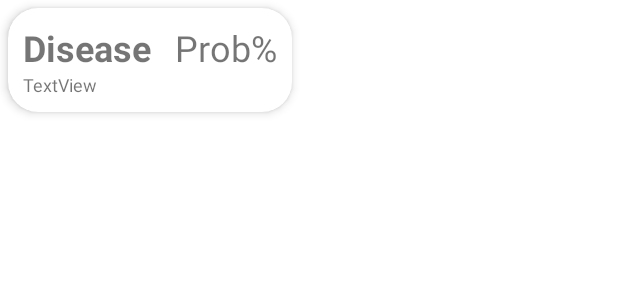
After one commit to C23-PS419/PetaniKita-MobileApp, an Android app: the layout card_item_detection_result.xml on its own in the app's theme, with its tools: preview values and no code run, on a phone screen of 412 x 824 dp. The commit adds this screen. Shown: the top 300 px of the screen. Run offline under Robolectric (Android 15) with nearby library versions, the phone set to English and light mode, and no system bars.

Commit message:
Updating the result view

```diff
--- /dev/null
+++ b/app/src/main/res/layout/card_item_detection_result.xml
@@ -0,0 +1,52 @@
+<?xml version="1.0" encoding="utf-8"?>
+<androidx.cardview.widget.CardView xmlns:android="http://schemas.android.com/apk/res/android"
+    xmlns:app="http://schemas.android.com/apk/res-auto"
+    android:id="@+id/card_view_jenis_tanaman"
+    android:layout_width="wrap_content"
+    android:layout_height="wrap_content"
+    android:layout_marginHorizontal="5dp"
+    android:layout_marginVertical="5dp"
+    android:foreground="?attr/selectableItemBackground"
+    app:cardCornerRadius="20dp"
+    app:cardElevation="4dp"
+    app:contentPadding="10dp">
+
+    <androidx.constraintlayout.widget.ConstraintLayout
+        android:layout_width="match_parent"
+        android:layout_height="match_parent"
+        android:layout_gravity="center"
+        android:background="#FFFFFF">
+
+        <TextView
+            android:id="@+id/tv_label"
+            android:layout_width="wrap_content"
+            android:layout_height="wrap_content"
+            android:text="@string/disease"
+            android:textSize="24sp"
+            android:textStyle="bold"
+            app:layout_constraintStart_toStartOf="parent"
+            app:layout_constraintTop_toTopOf="parent" />
+
+        <TextView
+            android:id="@+id/tv_probability"
+            android:layout_width="wrap_content"
+            android:layout_height="wrap_content"
+            android:layout_marginStart="16dp"
+            android:text="@string/textview_prob"
+            android:textSize="24sp"
+            app:layout_constraintEnd_toEndOf="parent"
+            app:layout_constraintStart_toEndOf="@+id/tv_label"
+            app:layout_constraintTop_toTopOf="parent" />
+
+        <TextView
+            android:id="@+id/tv_disease_description"
+            android:layout_width="wrap_content"
+            android:layout_height="wrap_content"
+            android:text="TextView"
+            android:textSize="12sp"
+            app:layout_constraintBottom_toBottomOf="parent"
+            app:layout_constraintStart_toStartOf="@+id/tv_label"
+            app:layout_constraintTop_toBottomOf="@+id/tv_label" />
+    </androidx.constraintlayout.widget.ConstraintLayout>
+
+</androidx.cardview.widget.CardView>
--- a/app/src/main/res/layout/fragment_detection_result.xml
+++ b/app/src/main/res/layout/fragment_detection_result.xml
@@ -8,23 +8,24 @@
 
     <ImageView
         android:id="@+id/detection_image"
-        android:layout_width="wrap_content"
-        android:layout_height="wrap_content"
-        android:layout_marginBottom="20dp"
+        android:layout_width="0dp"
+        android:layout_height="0dp"
+        android:layout_marginVertical="10dp"
+        android:layout_marginHorizontal="10dp"
         app:layout_constraintTop_toTopOf="parent"
         app:layout_constraintStart_toStartOf="parent"
         app:layout_constraintEnd_toEndOf="parent"
-        app:layout_constraintBottom_toTopOf="@+id/tv_detection_result"/>
+        app:layout_constraintBottom_toTopOf="@+id/rv_detection_result"/>
 
-    <TextView
-        android:id="@+id/tv_detection_result"
-        android:layout_width="wrap_content"
+
+    <androidx.recyclerview.widget.RecyclerView
+        android:id="@+id/rv_detection_result"
+        android:layout_width="match_parent"
         android:layout_height="wrap_content"
-        android:textSize="20sp"
+        android:orientation="horizontal"
         android:layout_marginBottom="20dp"
-        android:text="@string/deteksi_tanaman"
+        app:layout_constraintBottom_toBottomOf="parent"
         app:layout_constraintStart_toStartOf="parent"
-        app:layout_constraintEnd_toEndOf="parent"
-        app:layout_constraintBottom_toBottomOf="parent"/>
+        app:layout_constraintEnd_toEndOf="parent"/>
 
 </androidx.constraintlayout.widget.ConstraintLayout>
--- a/app/src/main/res/values/strings.xml
+++ b/app/src/main/res/values/strings.xml
@@ -28,5 +28,7 @@
     <string name="open_folder">Open Folder</string>
     <string name="open_camera">Open Camera</string>
     <string name="choose_image">Ambil gambar melalui kamera atau pilih dari galeri</string>
+    <string name="disease">Disease</string>
+    <string name="textview_prob">Prob%</string>
 
 </resources>
```
